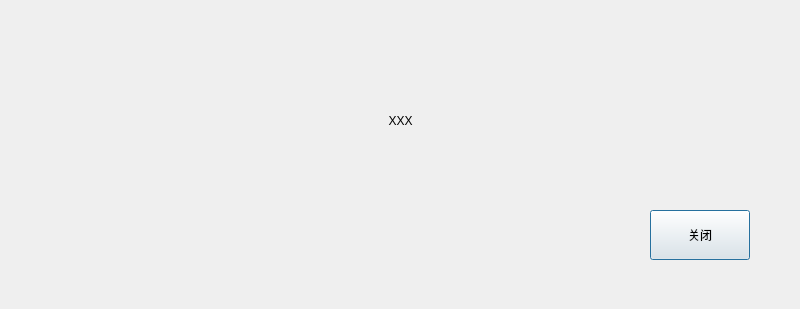
Before: the Qt Designer form src/XMusic/msgbox.ui in 1028417/XMusic, drawn with Qt 5.
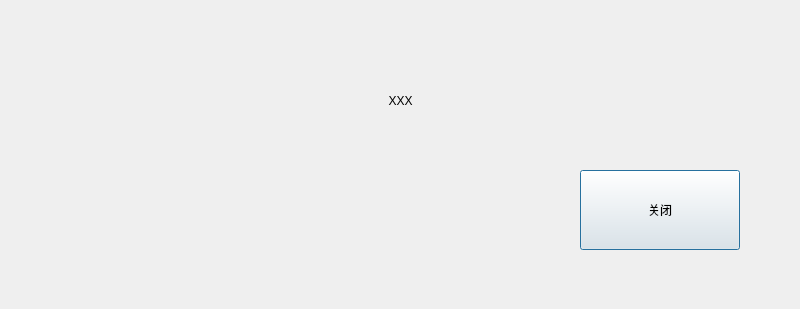
After: the same form once the commit is applied. Custom widgets are drawn as their Qt base class.

Patch:
```diff
--- a/src/XMusic/msgbox.ui
+++ b/src/XMusic/msgbox.ui
@@ -17,7 +17,7 @@
    <property name="geometry">
     <rect>
      <x>40</x>
-     <y>80</y>
+     <y>60</y>
      <width>721</width>
      <height>81</height>
     </rect>
@@ -32,10 +32,10 @@
   <widget class="CButton" name="btnClose">
    <property name="geometry">
     <rect>
-     <x>650</x>
-     <y>210</y>
-     <width>100</width>
-     <height>50</height>
+     <x>580</x>
+     <y>170</y>
+     <width>160</width>
+     <height>80</height>
     </rect>
    </property>
    <property name="autoFillBackground">
```
